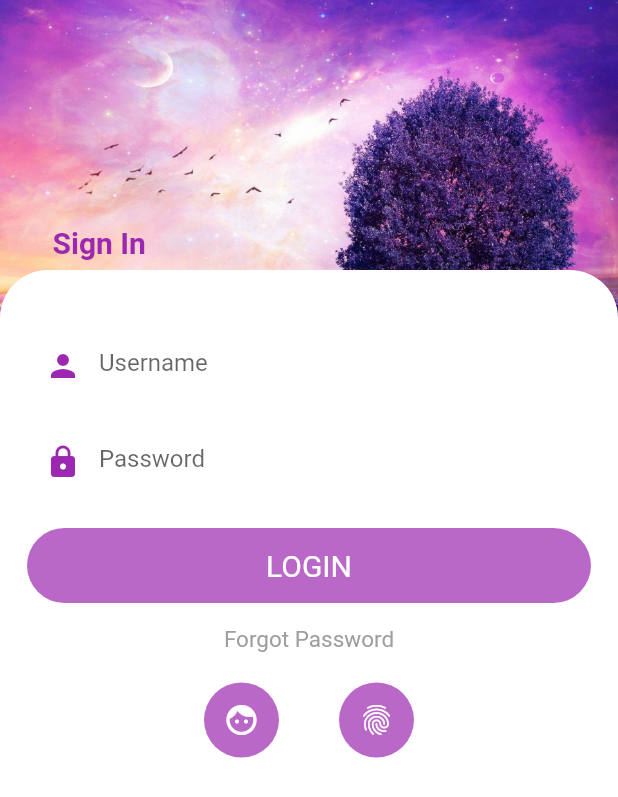
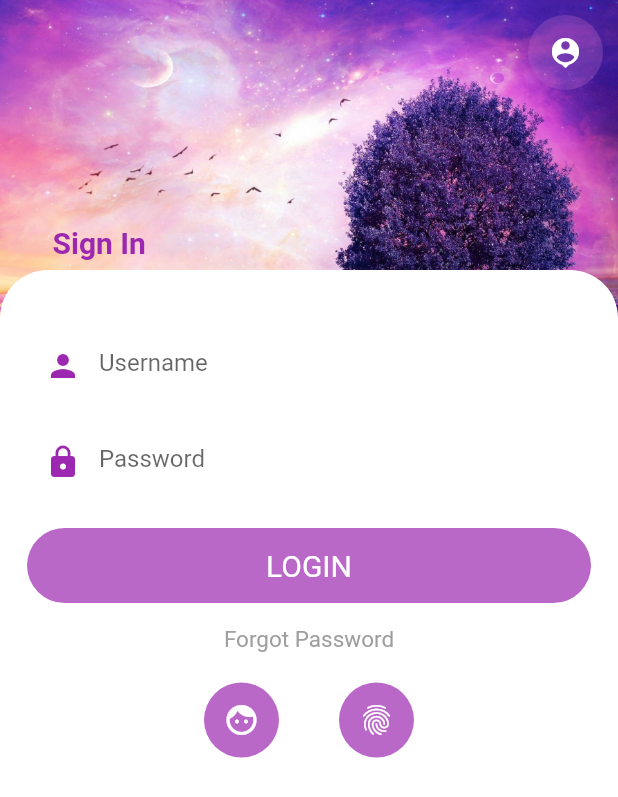
Before and after one commit to balinux/flutter_simple_login, a Flutter app: the screen it shows after launch, on a phone screen of 412 x 824 dp. Shown: the top 797 px of the screen. Run offline on Flutter 3.47's test engine with Material 2 defaults, Android fonts, the phone set to English and light mode, and no system bars.

Commit message:
add profile class and icon, route

```diff
--- a/lib/main.dart
+++ b/lib/main.dart
@@ -10,34 +10,19 @@ class MyApp extends StatelessWidget {
     return MaterialApp(
       title: 'Flutter Demo',
       theme: ThemeData(
-        // This is the theme of your application.
-        //
-        // Try running your application with "flutter run". You'll see the
-        // application has a blue toolbar. Then, without quitting the app, try
-        // changing the primarySwatch below to Colors.green and then invoke
-        // "hot reload" (press "r" in the console where you ran "flutter run",
-        // or simply save your changes to "hot reload" in a Flutter IDE).
-        // Notice that the counter didn't reset back to zero; the application
-        // is not restarted.
         primarySwatch: Colors.blue,
       ),
       debugShowCheckedModeBanner: false,
       home: MyHomePage(title: 'Flutter Demo Home Page'),
+      routes: {
+        '/profile': (context) => Profile(),
+      },
     );
   }
 }
 
 class MyHomePage extends StatefulWidget {
   MyHomePage({Key key, this.title}) : super(key: key);
-
-  // This widget is the home page of your application. It is stateful, meaning
-  // that it has a State object (defined below) that contains fields that affect
-  // how it looks.
-
-  // This class is the configuration for the state. It holds the values (in this
-  // case the title) provided by the parent (in this case the App widget) and
-  // used by the build method of the State. Fields in a Widget subclass are
-  // always marked "final".
 
   final String title;
 
@@ -64,6 +49,24 @@ class _MyHomePageState extends State<MyHomePage> {
             Image.asset(
               "images/cover.png",
               width: double.maxFinite,
+            ),
+            Positioned(
+              top: 10,
+              right: 10,
+              width: 50,
+              height: 50,
+              child: Container(
+                decoration: BoxDecoration(
+                  color: Colors.purple.shade300.withOpacity(.3),
+                  borderRadius: BorderRadius.all(Radius.circular(100)),
+                ),
+                child: GestureDetector(
+                  onTap: (){
+                    Navigator.pushNamed(context, '/profile');
+                  },
+                  child: Icon(Icons.person_pin,color: Colors.white),
+                )
+              ),
             ),
             Positioned(
               top: 150,
@@ -184,3 +187,17 @@ class _MyHomePageState extends State<MyHomePage> {
     );
   }
 }
+
+class Profile extends StatelessWidget {
+  @override
+  Widget build(BuildContext context) {
+    return Scaffold(
+      appBar: AppBar(
+        title: Text('Profile'),
+      ),
+      body: Center(
+        child: Text('Profile page'),
+      ),
+    );
+  }
+}
```
